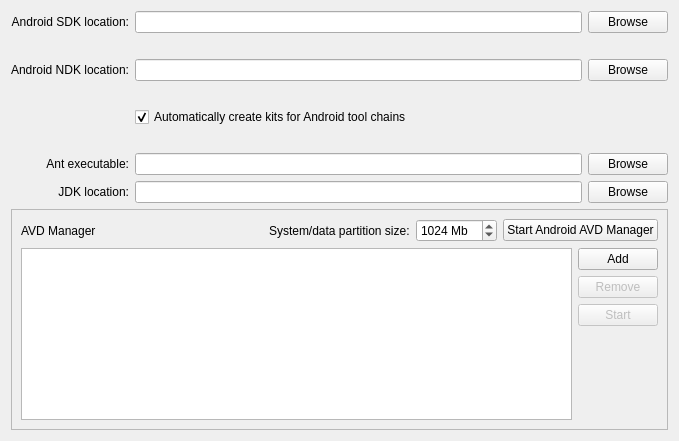
Above: src/plugins/android/androidsettingswidget.ui from qt-creator/qt-creator before the change. Below: the same form after it.
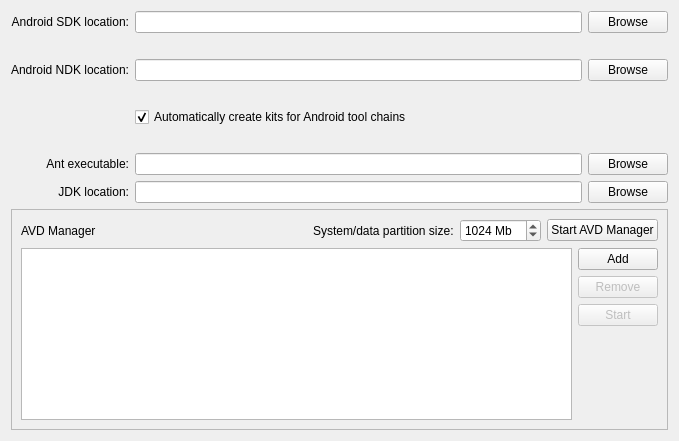
That is the form after the change. Icons and pictures are not drawn.

Commit message:
Android: Remove one Android in "Android AVD" text
Task-number: QTCREATORBUG-10938

Patch:
```diff
--- a/src/plugins/android/androidsettingswidget.ui
+++ b/src/plugins/android/androidsettingswidget.ui
@@ -323,7 +323,7 @@
         <item>
          <widget class="QPushButton" name="manageAVDPushButton">
           <property name="text">
-           <string>Start Android AVD Manager</string>
+           <string>Start AVD Manager</string>
           </property>
          </widget>
         </item>
```
